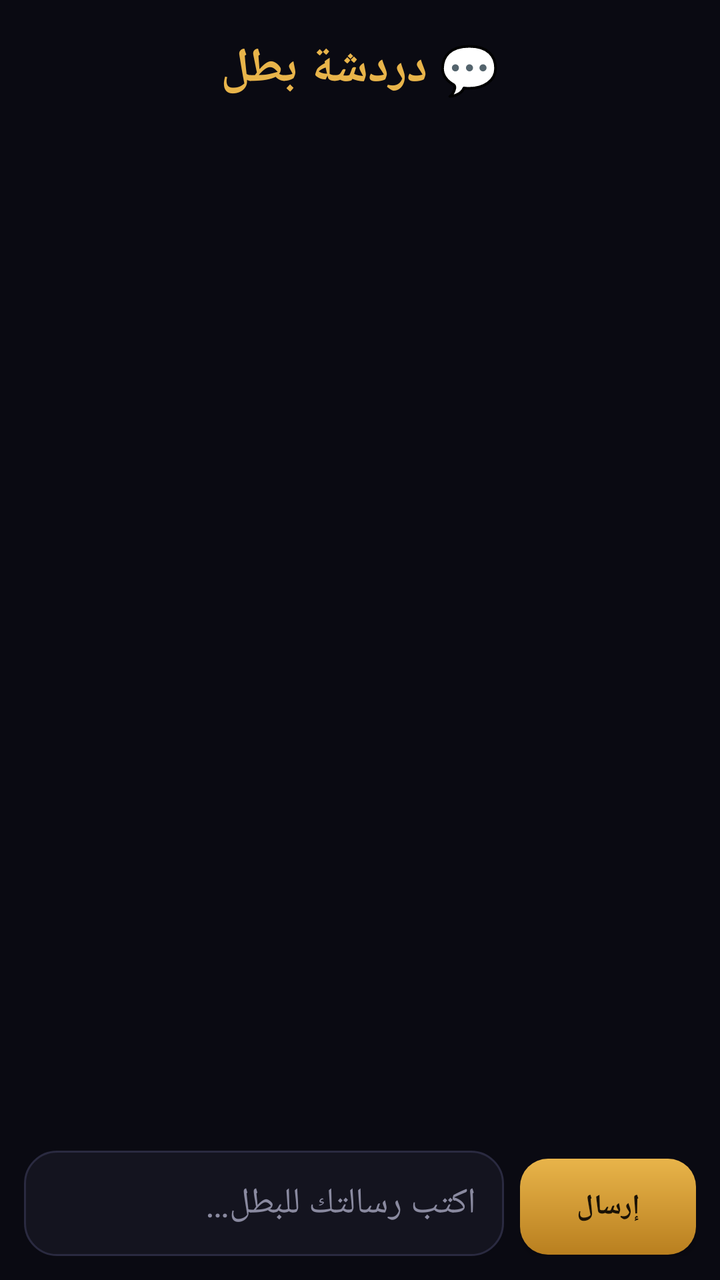
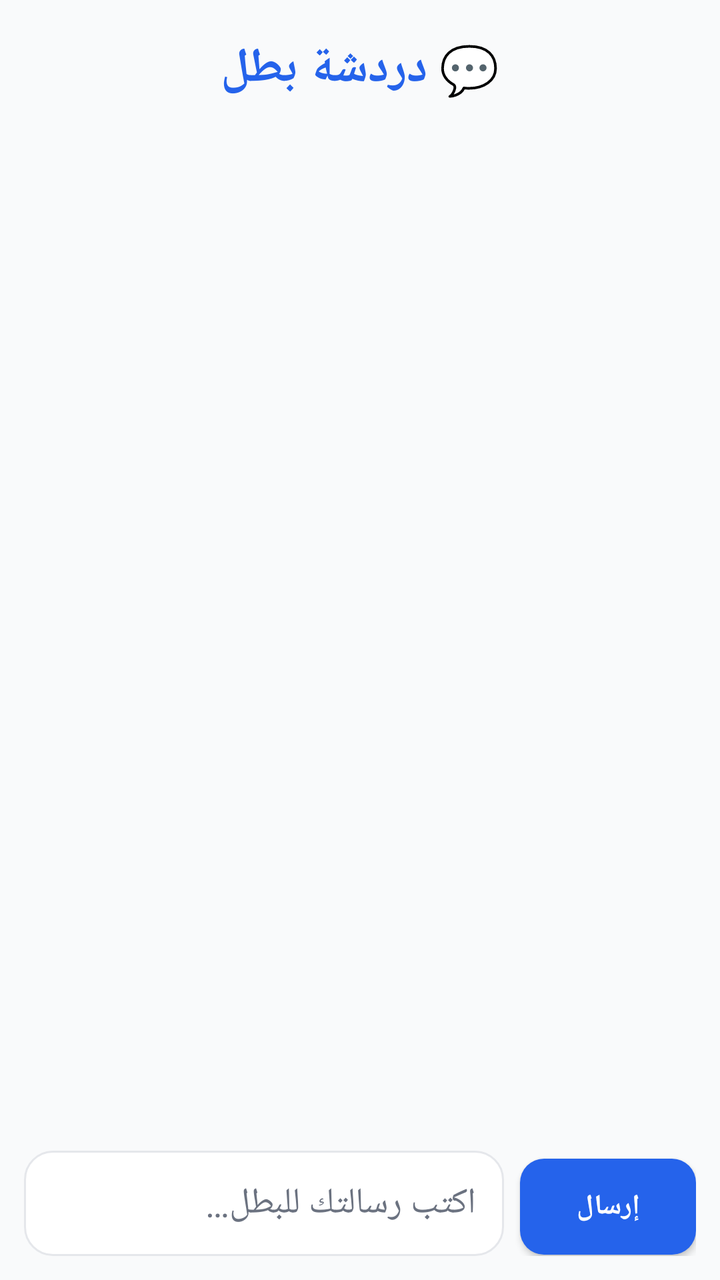

The first picture is an Android layout as it rendered before a commit; the second is the same layout after the commit. The layout source and the unified diff follow.
<!-- AndroidManifest.xml: application theme AppTheme -->
<!-- res/layout/activity_chat.xml -->
<?xml version="1.0" encoding="utf-8"?>
<LinearLayout xmlns:android="http://schemas.android.com/apk/res/android"
    android:layout_width="match_parent"
    android:layout_height="match_parent"
    android:background="@color/bg"
    android:orientation="vertical">

    <TextView
        android:id="@+id/chat_hero"
        android:layout_width="match_parent"
        android:layout_height="wrap_content"
        android:gravity="center"
        android:paddingTop="18dp"
        android:paddingBottom="10dp"
        android:text="@string/chat"
        android:textColor="@color/gold"
        android:textSize="24sp"
        android:textStyle="bold" />

    <ListView
        android:id="@+id/chat_list"
        android:layout_width="match_parent"
        android:layout_height="0dp"
        android:layout_weight="1"
        android:divider="@android:color/transparent"
        android:dividerHeight="8dp"
        android:padding="12dp"
        android:clipToPadding="false"
        android:scrollbars="none" />

    <LinearLayout
        android:layout_width="match_parent"
        android:layout_height="wrap_content"
        android:orientation="horizontal"
        android:padding="12dp">

        <EditText
            android:id="@+id/chat_input"
            android:layout_width="0dp"
            android:layout_height="wrap_content"
            android:layout_weight="1"
            android:padding="14dp"
            android:hint="@string/chat_hint"
            android:textColorHint="@color/text_dim"
            android:textColor="@color/text"
            android:maxLines="4"
            android:background="@drawable/bg_card"
            android:inputType="textMultiLine|textCapSentences" />

        <Button
            android:id="@+id/chat_send"
            android:layout_width="wrap_content"
            android:layout_height="wrap_content"
            android:layout_marginStart="8dp"
            android:paddingStart="20dp"
            android:paddingEnd="20dp"
            android:text="@string/chat_send"
            android:textColor="#1A1206"
            android:textStyle="bold"
            android:background="@drawable/bg_glow_button" />
    </LinearLayout>
</LinearLayout>
<!-- resources referenced by this layout -->
<resources>
  <color name="bg">#0A0A12</color>
  <color name="gold">#E8B44A</color>
  <color name="text">#F2EFE6</color>
  <color name="text_dim">#8A8AA0</color>
  <!-- drawable bg_card (drawable) -->
  <?xml version="1.0" encoding="utf-8"?>
  <shape xmlns:android="http://schemas.android.com/apk/res/android" android:shape="rectangle">
      <solid android:color="@color/surface" />
      <corners android:radius="16dp" />
      <stroke android:width="1dp" android:color="#2A2A40" />
  </shape>
  <!-- drawable bg_glow_button (drawable) -->
  <?xml version="1.0" encoding="utf-8"?>
  <shape xmlns:android="http://schemas.android.com/apk/res/android" android:shape="rectangle">
      <gradient android:startColor="#E8B44A" android:endColor="#B97F1F" android:angle="270" />
      <corners android:radius="14dp" />
  </shape>
  <string name="chat">💬 دردشة بطل</string>
  <string name="chat_hint">اكتب رسالتك للبطل…</string>
  <string name="chat_send">إرسال</string>
  <style name="AppTheme" parent="android:Theme.Material.NoActionBar">
          <item name="android:windowBackground">@color/bg</item>
          <item name="android:colorPrimary">@color/bg</item>
          <item name="android:colorPrimaryDark">@color/bg</item>
          <item name="android:colorAccent">@color/gold</item>
          <item name="android:statusBarColor">@color/bg</item>
          <item name="android:navigationBarColor">@color/bg</item>
          <item name="android:textColorPrimary">@color/text</item>
          <item name="android:textColorSecondary">@color/text_dim</item>
      </style>
  <color name="surface">#14141F</color>
</resources>

<!-- the commit's change to res/layout/activity_chat.xml (unified diff, before → after) -->
@@ -55,7 +55,7 @@
             android:paddingStart="20dp"
             android:paddingEnd="20dp"
             android:text="@string/chat_send"
-            android:textColor="#1A1206"
+            android:textColor="#FFFFFF"
             android:textStyle="bold"
             android:background="@drawable/bg_glow_button" />
     </LinearLayout>
<!-- resource entries referenced after the edit -->
@@ -1,35 +1,37 @@
 <!-- resources referenced by this layout -->
 <resources>
-  <color name="bg">#0A0A12</color>
-  <color name="gold">#E8B44A</color>
-  <color name="text">#F2EFE6</color>
-  <color name="text_dim">#8A8AA0</color>
+  <color name="bg">#F9FAFB</color>
+  <color name="gold">#2563EB</color>
+  <color name="text">#111827</color>
+  <color name="text_dim">#6B7280</color>
   <!-- drawable bg_card (drawable) -->
   <?xml version="1.0" encoding="utf-8"?>
   <shape xmlns:android="http://schemas.android.com/apk/res/android" android:shape="rectangle">
       <solid android:color="@color/surface" />
-      <corners android:radius="16dp" />
-      <stroke android:width="1dp" android:color="#2A2A40" />
+      <corners android:radius="14dp" />
+      <stroke android:width="1dp" android:color="@color/border" />
   </shape>
   <!-- drawable bg_glow_button (drawable) -->
   <?xml version="1.0" encoding="utf-8"?>
   <shape xmlns:android="http://schemas.android.com/apk/res/android" android:shape="rectangle">
-      <gradient android:startColor="#E8B44A" android:endColor="#B97F1F" android:angle="270" />
-      <corners android:radius="14dp" />
+      <solid android:color="@color/gold" />
+      <corners android:radius="12dp" />
   </shape>
   <string name="chat">💬 دردشة بطل</string>
   <string name="chat_hint">اكتب رسالتك للبطل…</string>
   <string name="chat_send">إرسال</string>
-  <style name="AppTheme" parent="android:Theme.Material.NoActionBar">
+  <style name="AppTheme" parent="android:Theme.Material.Light.NoActionBar">
           <item name="android:windowBackground">@color/bg</item>
-          <item name="android:colorPrimary">@color/bg</item>
+          <item name="android:colorPrimary">@color/surface</item>
           <item name="android:colorPrimaryDark">@color/bg</item>
           <item name="android:colorAccent">@color/gold</item>
           <item name="android:statusBarColor">@color/bg</item>
           <item name="android:navigationBarColor">@color/bg</item>
+          <item name="android:windowLightStatusBar">true</item>
           <item name="android:textColorPrimary">@color/text</item>
           <item name="android:textColorSecondary">@color/text_dim</item>
       </style>
-  <color name="surface">#14141F</color>
+  <color name="surface">#FFFFFF</color>
+  <color name="border">#E5E7EB</color>
 </resources>
 
